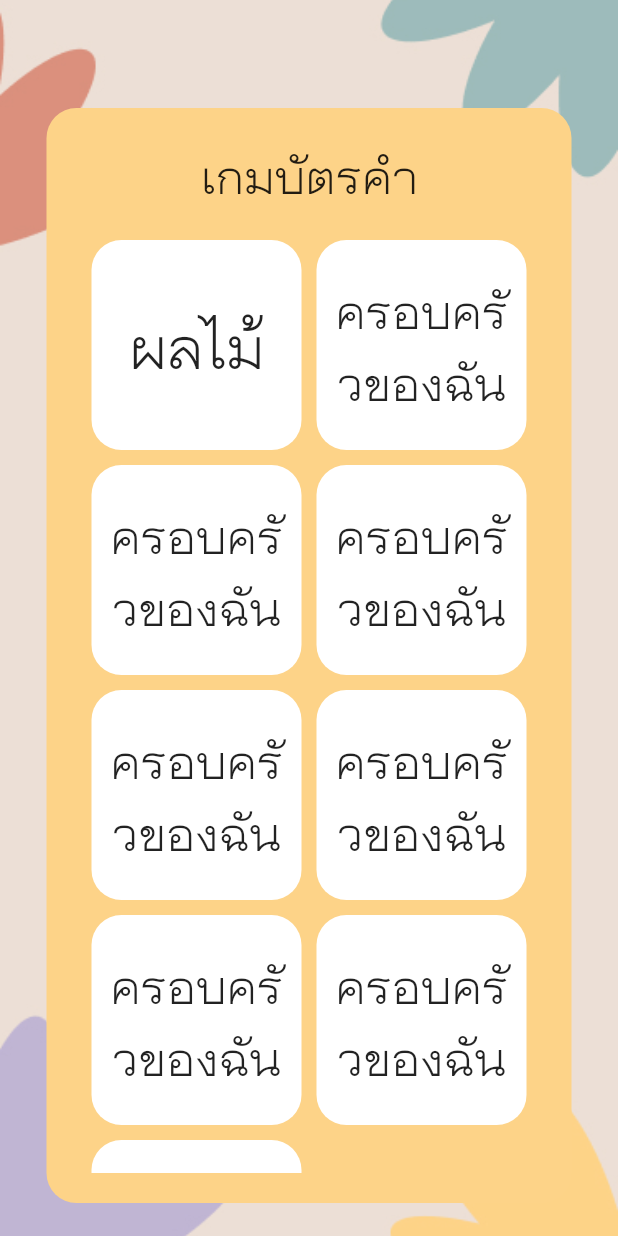
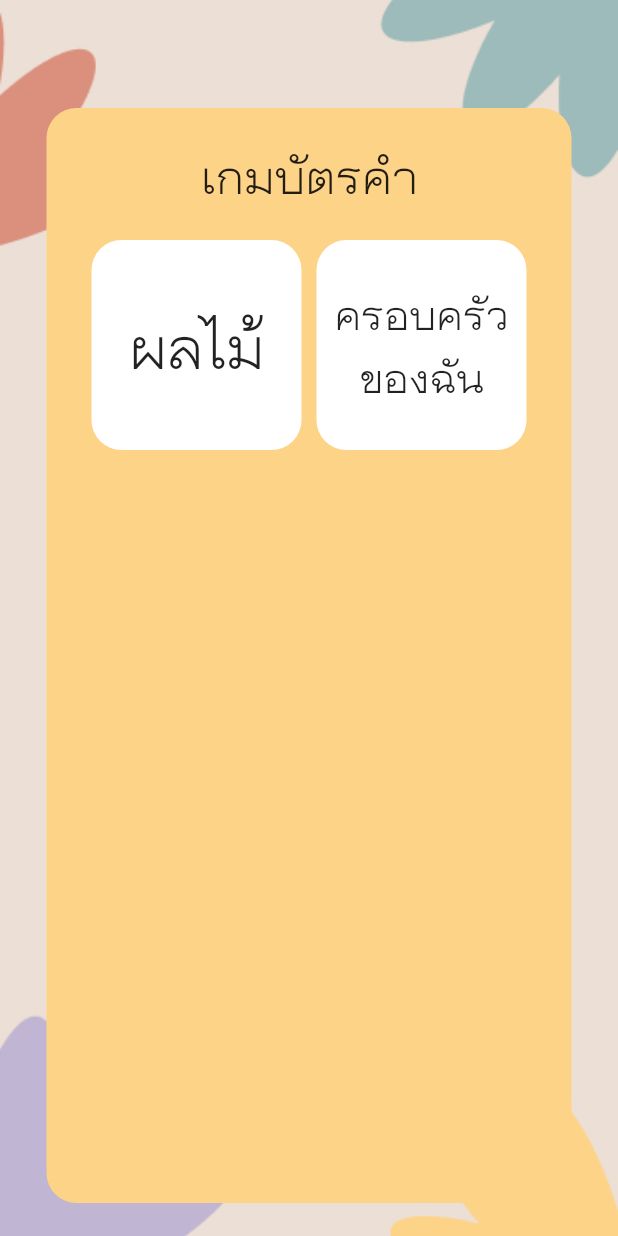
Before and after one commit to maycozygirl/allovemer, a Flutter app: the screen it shows after launch, on a phone screen of 412 x 824 dp. Run offline on Flutter 3.47's test engine with Material 2 defaults, Android fonts, the light colour scheme and no system bars.

Commit message:
flashcarddemo4

```diff
--- a/lib/screen/flashcard_screen.dart
+++ b/lib/screen/flashcard_screen.dart
@@ -59,91 +59,7 @@ class _FlashcardScreenState extends State<FlashcardScreen> {
                             child: const Text(
                               "ครอบครัวของฉัน",
                               textAlign: TextAlign.center,
-                              style: TextStyle(fontFamily: 'TH-Chara', fontSize: 40,),
-                            ),
-                          ),
-                           Container(
-                            alignment: Alignment.center,
-                            decoration: BoxDecoration(
-                                color: Colors.white,
-                                borderRadius: BorderRadius.circular(20)),
-                            padding: const EdgeInsets.all(8),
-                            child: const Text(
-                              "ครอบครัวของฉัน",
-                              textAlign: TextAlign.center,
-                              style: TextStyle(fontFamily: 'TH-Chara', fontSize: 40,),
-                            ),
-                          ),
-                           Container(
-                            alignment: Alignment.center,
-                            decoration: BoxDecoration(
-                                color: Colors.white,
-                                borderRadius: BorderRadius.circular(20)),
-                            padding: const EdgeInsets.all(8),
-                            child: const Text(
-                              "ครอบครัวของฉัน",
-                              textAlign: TextAlign.center,
-                              style: TextStyle(fontFamily: 'TH-Chara', fontSize: 40,),
-                            ),
-                          ),
-                             Container(
-                            alignment: Alignment.center,
-                            decoration: BoxDecoration(
-                                color: Colors.white,
-                                borderRadius: BorderRadius.circular(20)),
-                            padding: const EdgeInsets.all(8),
-                            child: const Text(
-                              "ครอบครัวของฉัน",
-                              textAlign: TextAlign.center,
-                              style: TextStyle(fontFamily: 'TH-Chara', fontSize: 40,),
-                            ),
-                          ),
-                             Container(
-                            alignment: Alignment.center,
-                            decoration: BoxDecoration(
-                                color: Colors.white,
-                                borderRadius: BorderRadius.circular(20)),
-                            padding: const EdgeInsets.all(8),
-                            child: const Text(
-                              "ครอบครัวของฉัน",
-                              textAlign: TextAlign.center,
-                              style: TextStyle(fontFamily: 'TH-Chara', fontSize: 40,),
-                            ),
-                          ),
-                             Container(
-                            alignment: Alignment.center,
-                            decoration: BoxDecoration(
-                                color: Colors.white,
-                                borderRadius: BorderRadius.circular(20)),
-                            padding: const EdgeInsets.all(8),
-                            child: const Text(
-                              "ครอบครัวของฉัน",
-                              textAlign: TextAlign.center,
-                              style: TextStyle(fontFamily: 'TH-Chara', fontSize: 40,),
-                            ),
-                          ),
-                             Container(
-                            alignment: Alignment.center,
-                            decoration: BoxDecoration(
-                                color: Colors.white,
-                                borderRadius: BorderRadius.circular(20)),
-                            padding: const EdgeInsets.all(8),
-                            child: const Text(
-                              "ครอบครัวของฉัน",
-                              textAlign: TextAlign.center,
-                              style: TextStyle(fontFamily: 'TH-Chara', fontSize: 40,),
-                            ),
-                          ),
-                             Container(
-                            alignment: Alignment.center,
-                            decoration: BoxDecoration(
-                                color: Colors.white,
-                                borderRadius: BorderRadius.circular(20)),
-                            padding: const EdgeInsets.all(8),
-                            child: const Text(
-                              "ครอบครัวของฉัน",
-                              textAlign: TextAlign.center,
-                              style: TextStyle(fontFamily: 'TH-Chara', fontSize: 40,),
+                              style: TextStyle(fontFamily: 'TH-Chara', fontSize: 35,),
                             ),
                           ),
                         ],
```
